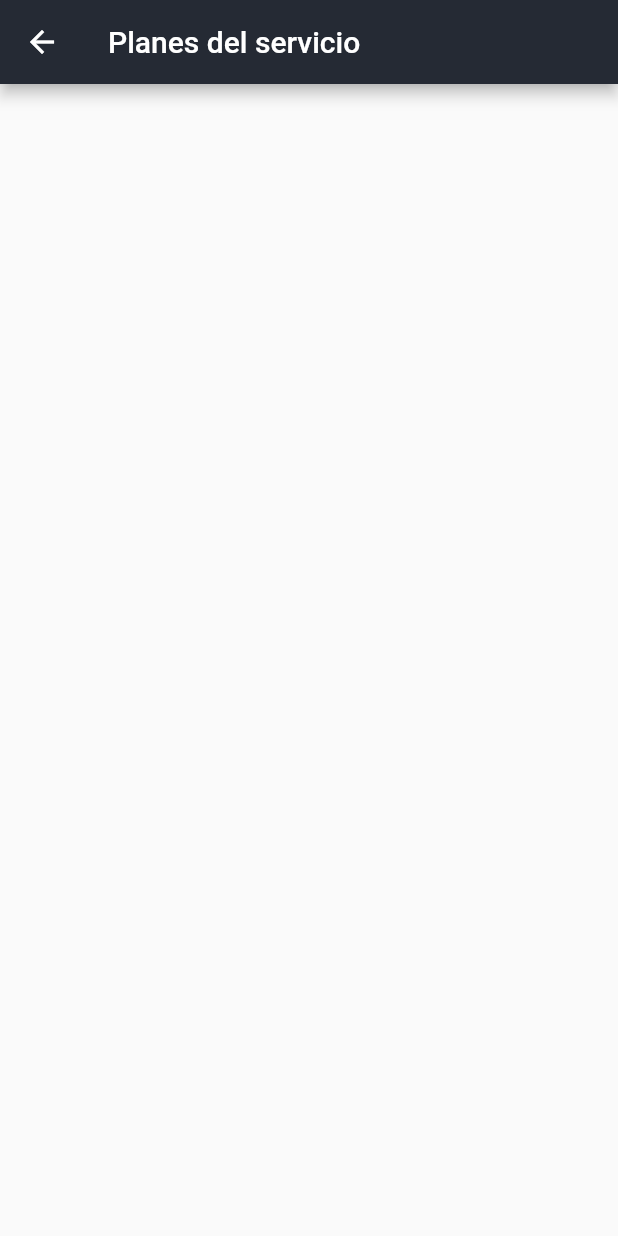
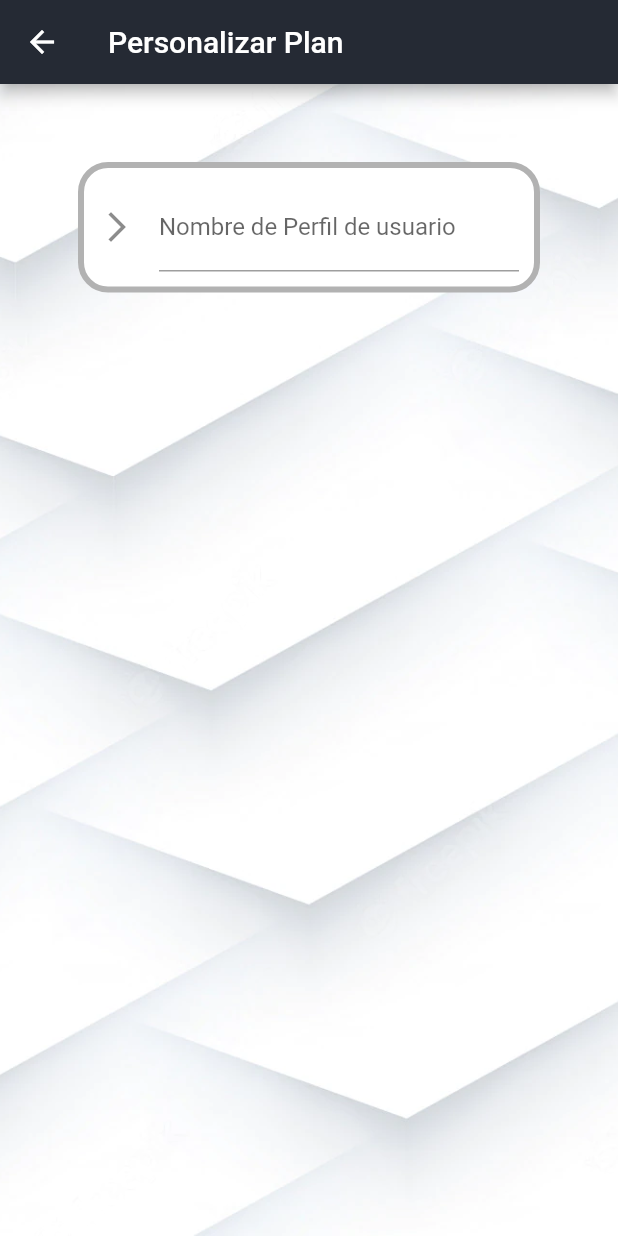
Before and after one commit to nini1304/stranger_accounts, a Flutter app: the PlansPage screen opened by its route, on a phone screen of 412 x 824 dp. Run offline on Flutter 3.47's test engine with Material 2 defaults, Android fonts, the light colour scheme and no system bars; our stand-ins replace equatable, flutter_bloc, flutter_secure_storage, get, image_picker; accounts and stored records are empty.

Commit message:
se avanza la pantalla de plans

```diff
--- a/lib/service/AcquiredService.dart
+++ b/lib/service/AcquiredService.dart
@@ -4,7 +4,7 @@ import 'package:http/http.dart' as http;
 import 'dart:convert';
 
 class AcquiredService {
-  static const String _url = 'http://192.168.1.216:25060';
+  static const String _url = 'http://192.168.1.202:25060';
   Future<List<AcquiredDto>> getAcquiredList() async {
     List<AcquiredDto> result;
     var uri = Uri.parse("$_url/api/v1/acquired/");
--- a/lib/ui/plans_page.dart
+++ b/lib/ui/plans_page.dart
@@ -1,83 +1,106 @@
 import 'package:flutter/cupertino.dart';
 import 'package:flutter/material.dart';
 import 'package:flutter_bloc/flutter_bloc.dart';
-import 'package:stranger_accounts/ui/widget/plans_card.dart';
+import 'package:stranger_accounts/ui/widget/PlansCard.dart';
 
 import '../cubit/PageStatus.dart';
+
 import '../cubit/plans_cubit.dart';
 import '../cubit/plans_state.dart';
 
 class PlansPage extends StatefulWidget {
-  const PlansPage({super.key});
-
+  const PlansPage({Key? key}) : super(key: key);
   @override
   // ignore: library_private_types_in_public_api
-  _PlansPageState createState() => _PlansPageState();
+  @override
+  State<PlansPage> createState() => _PlansPageState();
 }
 
 class _PlansPageState extends State<PlansPage> {
-  final plansCubit = PlansCubit();
+  String profilename = "";
+
+  final _formKey = GlobalKey<FormState>();
   @override
-  void initState() {
-    // TODO: implement initState
-    plansCubit.plans();
-    super.initState();
+  Widget build(BuildContext context) {
+    return BlocProvider(
+        create: (context) => PlansCubit(),
+        child: Scaffold(
+          appBar: AppBar(
+            title: const Text('Personalizar Plan'),
+            backgroundColor: const Color(0xff252A34),
+          ),
+          body: BlocConsumer<PlansCubit, PlansState>(
+            listener: (context, state) {
+              if (state.status == PageStatus.loading) {
+                showDialog(
+                  context: context,
+                  builder: (context1) => const AlertDialog(
+                    title: Text('Iniciando....'),
+                    content: Text('Espere un momento'),
+                  ),
+                );
+              } else if (state.status == PageStatus.failure) {
+                showDialog(
+                  context: context,
+                  builder: (context1) => const AlertDialog(
+                    title: Text('Algo malo sucedio....'),
+                    content: Text('Intente de nuevo'),
+                  ),
+                );
+                Navigator.pop(context); // quito el dialog
+                Navigator.pushReplacementNamed(context, '/home');
+              }
+            },
+            builder: (context, state) =>
+                Center(child: PersonalizeForm(context)),
+          ),
+        ));
   }
 
-  List<String> items = [
-    'state.data[index].days, + price.toString() + durationLabel'
-  ];
-  String? selectedItem = '1';
-  @override
-  Widget build(BuildContext context) {
-    return Scaffold(
-      body: BlocConsumer<PlansCubit, PlansState>(
-        bloc: plansCubit,
-        listener: (BuildContext context, PlansState state) {
-          if (state.status == PageStatus.failure) {
-            //PENDIENTE
-          }
-        },
-        builder: (BuildContext context, PlansState state) {
-          if (state.status == PageStatus.loading) {
-            return const Center(
-              child: CircularProgressIndicator(),
-            );
-          }
-          return ListView.builder(
-            itemCount: state.data.length,
-            itemBuilder: (context, index) {
-              return Center(
-                  child: SizedBox(
-                      width: 240,
-                      child: DropdownButton<String>(
-                        value: selectedItem,
-                        items: items
-                            .map((item) => DropdownMenuItem<String>(
-                                  value: item,
-                                  child: Text(item,
-                                      style: TextStyle(fontSize: 24)),
-                                ))
-                            .toList(),
-                        onChanged: (item) =>
-                            setState((() => selectedItem = item)),
-                      )));
+  Widget PersonalizeForm(BuildContext context) {
+    return Container(
+        alignment: Alignment.center,
+        padding: const EdgeInsets.all(32),
+        decoration: const BoxDecoration(
+          image: DecorationImage(
+            image: AssetImage('images/wallpaper.png'),
+            fit: BoxFit.cover,
+          ),
+        ),
+        child: ListView(children: <Widget>[
+          Container(
+            margin: const EdgeInsets.all(20),
+            padding: const EdgeInsets.all(10),
+            decoration: BoxDecoration(
+              color: Colors.white,
+              border: Border.all(
+                color: Color(0xffB2B2B2),
+                width: 4,
+              ),
+              borderRadius: BorderRadius.circular(20),
+            ),
+            child: Form(
+                key: _formKey,
+                child: Column(children: <Widget>[
+                  TextFormField(
+                    //decorando el textfield
 
-              /*
-              PlansCard(
-                  plansId: state.data[index].plansId,
-                  days: state.data[index].days,
-                  price: state.data[index].price,
-                  durationLabel: state.data[index].durationLabel,
-                  serviceId: state.data[index].serviceId);*/
-            },
-          );
-        },
-      ),
-      appBar: AppBar(
-        title: const Text('Planes del servicio'),
-        backgroundColor: const Color(0xff252A34),
-      ),
-    );
+                    decoration: const InputDecoration(
+                      labelText: 'Nombre de Perfil de usuario',
+                      icon: Icon(Icons.arrow_forward_ios_outlined),
+                    ),
+                    //validando el textfield
+                    onSaved: (value) {
+                      profilename = value!;
+                    },
+                    validator: (value) {
+                      if (value!.isEmpty) {
+                        return 'Por favor ingrese un usuario';
+                      }
+                    },
+                  ),
+                ])),
+          )
+        ]));
   }
 }
```
Also changed, not shown: lib/ui/widget/PlansCard.dart (added, +93 -0 lines), lib/ui/widget/plans_card.dart (deleted, +0 -207 lines).
